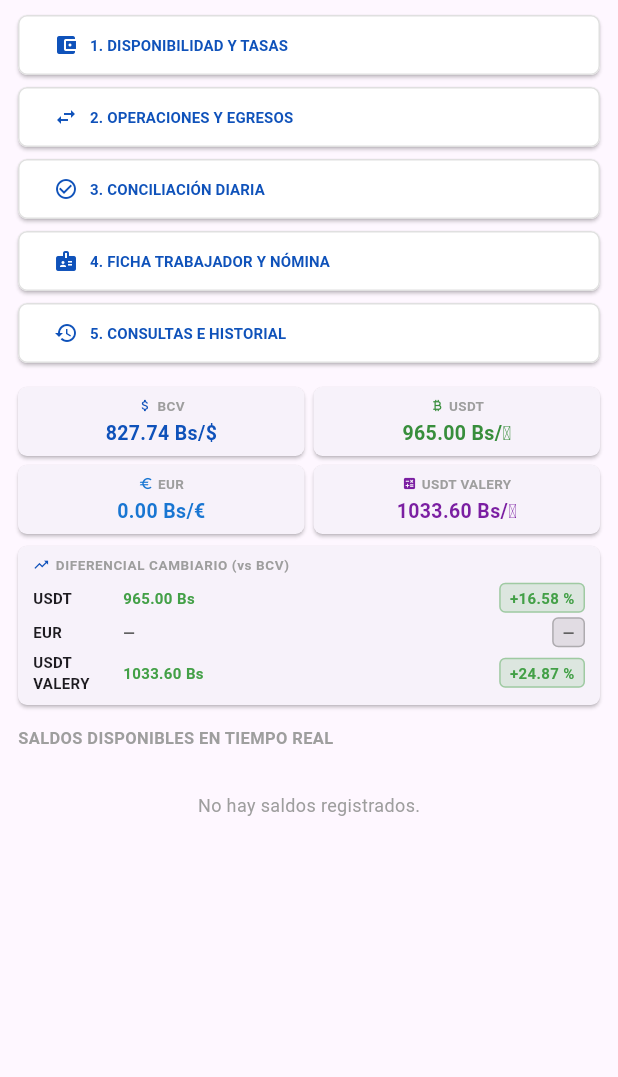
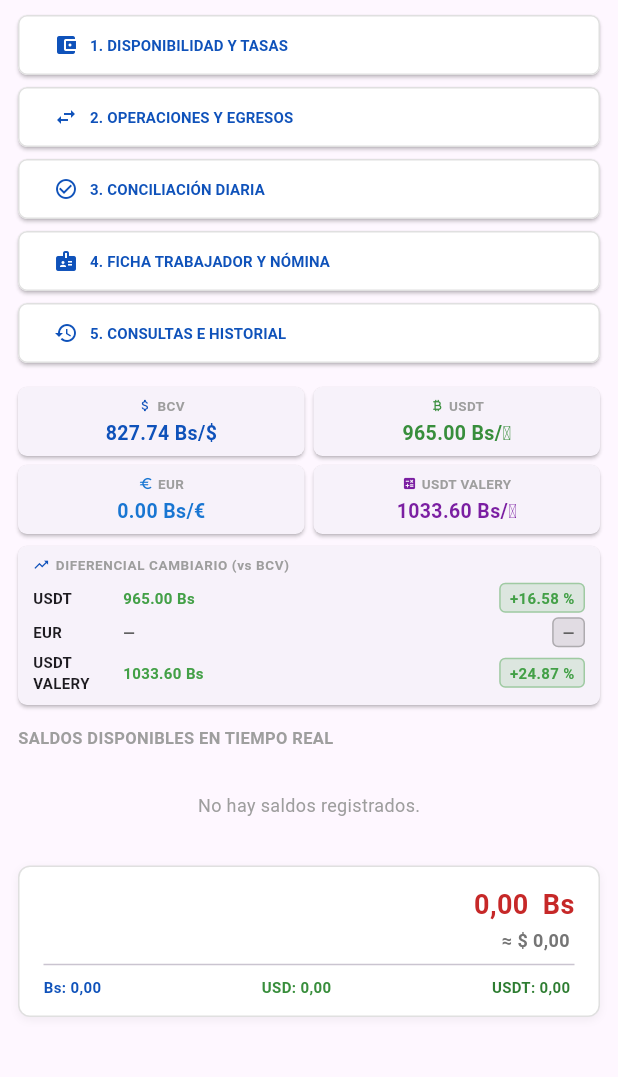
Before and after one commit to flobo213-lang/finanzas-pro, a Flutter app: the screen it shows after launch, on a phone screen of 412 x 824 dp, the part 126-1203 px from its top. Run offline on Flutter 3.47's test engine with Material 3 defaults, Android fonts, the phone set to English and light mode, and no system bars; our stand-ins replace pdf, printing, shared_preferences; network calls fail; Roboto replaces fonts that are missing (Arial).

Commit message:
Update main.dart

```diff
--- a/lib/main.dart
+++ b/lib/main.dart
@@ -682,6 +682,15 @@ class _DashboardScreenState extends State<DashboardScreen> {
         ? 'USDT'
         : (nombre.toUpperCase().contains('USD') ? '\$' : 'BS');
     bool esCajaFisica = nombre.toUpperCase().contains('CAJA EFECTIVO');
+
+    // Calculamos la referencia en Bs
+    double refBs = 0.0;
+    if (nombre.toUpperCase().contains('USDT')) {
+      refBs = monto * _tasaUSDT;
+    } else if (nombre.toUpperCase().contains('USD')) {
+      refBs = monto * _tasaUSD;
+    }
+
     return Card(
       elevation: 1,
       margin: const EdgeInsets.only(bottom: 6),
@@ -692,14 +701,30 @@ class _DashboardScreenState extends State<DashboardScreen> {
             Icon(Icons.account_balance_wallet, color: colorValor, size: 18),
         title: Text(nombre,
             style: const TextStyle(fontWeight: FontWeight.bold, fontSize: 12)),
-        trailing: Text(
-          esVerde
-              ? "${_fmt.format(monto)} $etiquetaMoneda" // USD y USDT
-              : (esCajaFisica
-                  ? "${_fmtBs.format((monto / 10).floor() * 10)} $etiquetaMoneda" // SOLO Caja Física
-                  : "${_fmt.format(monto)} $etiquetaMoneda"), // Los demás bancos (BBVA, Banesco, etc.)
-          style: TextStyle(
-              fontWeight: FontWeight.bold, fontSize: 13, color: colorValor),
+        trailing: Row(
+          mainAxisSize: MainAxisSize.min,
+          children: [
+            Text(
+              esVerde
+                  ? "${_fmt.format(monto)} $etiquetaMoneda"
+                  : (esCajaFisica
+                      ? "${_fmtBs.format((monto / 10).floor() * 10)} $etiquetaMoneda"
+                      : "${_fmt.format(monto)} $etiquetaMoneda"),
+              style: TextStyle(
+                  fontWeight: FontWeight.bold, fontSize: 13, color: colorValor),
+            ),
+            // Referencia en Bs para divisas
+            if (esVerde && refBs > 0) ...[
+              const SizedBox(width: 6),
+              Text(
+                "≈ ${_fmt.format(refBs)} Bs",
+                style: TextStyle(
+                    fontSize: 10,
+                    fontWeight: FontWeight.bold,
+                    color: Colors.grey.shade600),
+              ),
+            ]
+          ],
         ),
       ),
     );
@@ -737,6 +762,90 @@ class _DashboardScreenState extends State<DashboardScreen> {
     );
   }
 
+  // ============================================================
+  // NUEVO: CUADRO DE TOTALES (Estilo Imagen 2)
+  // ============================================================
+  Widget _buildResumenTotales(
+      List<MapEntry<String, double>> saldos, Color azulHeader) {
+    double totalBs = 0;
+    double totalUSD = 0;
+    double totalUSDT = 0;
+
+    for (var s in saldos) {
+      String key = s.key.toUpperCase();
+      if (key.contains('USDT')) {
+        totalUSDT += s.value;
+      } else if (key.contains('USD') || key.contains('DOLAR')) {
+        totalUSD += s.value;
+      } else {
+        totalBs += s.value;
+      }
+    }
+
+    double granTotalBs =
+        totalBs + (totalUSD * _tasaUSD) + (totalUSDT * _tasaUSDT);
+    double granTotalUSD = _tasaUSD > 0 ? (granTotalBs / _tasaUSD) : 0;
+
+    return Container(
+      margin: const EdgeInsets.only(top: 12, bottom: 20),
+      padding: const EdgeInsets.symmetric(horizontal: 16, vertical: 12),
+      decoration: BoxDecoration(
+          color: Colors.white,
+          borderRadius: BorderRadius.circular(8),
+          border: Border.all(color: Colors.grey.shade300),
+          boxShadow: [
+            BoxShadow(
+                color: Colors.black.withOpacity(0.05),
+                blurRadius: 4,
+                offset: const Offset(0, 2))
+          ]),
+      child: Column(
+        crossAxisAlignment: CrossAxisAlignment.end,
+        children: [
+          // Gran Total en Bs (Rojo)
+          Text(
+            "${_fmt.format(granTotalBs)} Bs",
+            style: TextStyle(
+                fontSize: 18,
+                fontWeight: FontWeight.bold,
+                color: Colors.red.shade800),
+          ),
+          const SizedBox(height: 2),
+          // Ref en USD (Gris)
+          Text(
+            "≈ \$ ${_fmt.format(granTotalUSD)}",
+            style: TextStyle(
+                fontSize: 12,
+                fontWeight: FontWeight.bold,
+                color: Colors.grey.shade600),
+          ),
+          const Divider(height: 16),
+          // Desglose
+          Row(
+            mainAxisAlignment: MainAxisAlignment.spaceBetween,
+            children: [
+              Text("Bs: ${_fmt.format(totalBs)}",
+                  style: TextStyle(
+                      fontSize: 10,
+                      color: azulHeader,
+                      fontWeight: FontWeight.bold)),
+              Text("USD: ${_fmt.format(totalUSD)}",
+                  style: TextStyle(
+                      fontSize: 10,
+                      color: Colors.green.shade700,
+                      fontWeight: FontWeight.bold)),
+              Text("USDT: ${_fmt.format(totalUSDT)}",
+                  style: TextStyle(
+                      fontSize: 10,
+                      color: Colors.green.shade800,
+                      fontWeight: FontWeight.bold)),
+            ],
+          )
+        ],
+      ),
+    );
+  }
+
   Widget _buildContenidoEscritorio(
       Color azulHeader, List<MapEntry<String, double>> saldosOrdenados) {
     return Padding(
@@ -764,6 +873,8 @@ class _DashboardScreenState extends State<DashboardScreen> {
                 Expanded(
                   child: _buildListaSaldos(saldosOrdenados, azulHeader),
                 ),
+                _buildResumenTotales(
+                    saldosOrdenados, azulHeader), // <-- Agregado aquí
               ],
             ),
           ),
@@ -790,6 +901,8 @@ class _DashboardScreenState extends State<DashboardScreen> {
                   color: Colors.grey)),
           const SizedBox(height: 8),
           _buildListaSaldos(saldosOrdenados, azulHeader, shrinkWrap: true),
+          _buildResumenTotales(
+              saldosOrdenados, azulHeader), // <-- Agregado aquí
           const SizedBox(height: 30),
         ],
       ),
```
